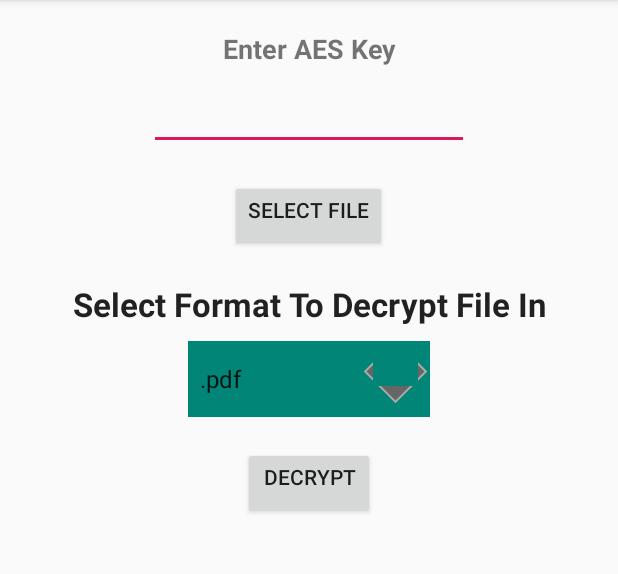
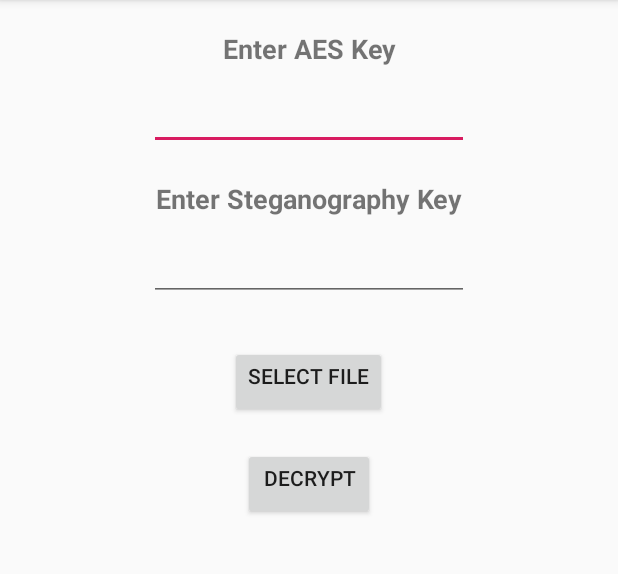
Before and after one commit to jdickson0296/SafeTravels2, an Android app: the ReceiverActivity screen opened directly, with no data from a screen before it, on a phone screen of 412 x 824 dp, the part 84-658 px from its top. Run offline under Robolectric (Android 15) with nearby library versions, the phone set to English and light mode, and no system bars; libraries missing offline, so code that uses them is left out: com.nbsp.materialfilepicker.

Commit message:
adding stegan layout

```diff
--- a/app/src/main/java/com/example/safetravels2/AESDecrypt.java
+++ b/app/src/main/java/com/example/safetravels2/AESDecrypt.java
@@ -47,12 +47,12 @@ public class AESDecrypt {
             // file decryption
             Cipher cipher = Cipher.getInstance("AES/CBC/PKCS5Padding");
             cipher.init(Cipher.DECRYPT_MODE, secret, new IvParameterSpec(iv));
-            File file_e = new File(ctx.getExternalFilesDir(Environment.DIRECTORY_DOWNLOADS), "encryptedfile.des");
+            File file_e = new File(ctx.getExternalFilesDir(Environment.DIRECTORY_DOWNLOADS), "encryptedfile.txt");
             FileInputStream fis = new FileInputStream(file_encrypted);
 
             FileOutputStream fos;
             File decryptfile = new File(ctx.getExternalFilesDir(Environment.DIRECTORY_DOWNLOADS), "decrypted_file");
-            fos = new FileOutputStream(decryptfile + file_format);
+            fos = new FileOutputStream(decryptfile + ".txt");
             byte[] in = new byte[64];
             int read;
             while ((read = fis.read(in)) != -1) {
--- a/app/src/main/java/com/example/safetravels2/AESEncrypt.java
+++ b/app/src/main/java/com/example/safetravels2/AESEncrypt.java
@@ -27,7 +27,7 @@ public class AESEncrypt {
             FileInputStream inFile = new FileInputStream(filename);
             // encrypted file
             FileOutputStream outFile;
-            File file_e = new File(ctx.getExternalFilesDir(Environment.DIRECTORY_DOWNLOADS), "encryptedfile.des");
+            File file_e = new File(ctx.getExternalFilesDir(Environment.DIRECTORY_DOWNLOADS), "encryptedfile.txt");
             outFile = new FileOutputStream(file_e);
 
             // password, iv and salt should be transferred to the other end
--- a/app/src/main/java/com/example/safetravels2/ReceiverActivity.kt
+++ b/app/src/main/java/com/example/safetravels2/ReceiverActivity.kt
@@ -40,7 +40,6 @@ class ReceiverActivity : AppCompatActivity() {
         AES_key_text_R = findViewById(R.id.aes_key_r) as EditText
         enter_aes_r = findViewById(R.id.enter_aes_r) as TextView
         decrypt = findViewById(R.id.decrypt_button) as Button
-        spinner1 = findViewById(R.id.spinner1) as Spinner
 
         // function for when select is clicked
         select.setOnClickListener {
@@ -49,20 +48,6 @@ class ReceiverActivity : AppCompatActivity() {
                 .withRequestCode(1000)
                 .withHiddenFiles(true) // Show hidden files and folders
                 .start()
-        }
-
-
-        spinner1.onItemSelectedListener = object : AdapterView.OnItemSelectedListener {
-            override fun onItemSelected(
-                parent: AdapterView<*>,
-                view: View,
-                position: Int,
-                id: Long
-            ) {
-                extension_text = spinner1.selectedItem.toString()
-            }
-
-            override fun onNothingSelected(parent: AdapterView<*>) {}
         }
 
 
--- /dev/null
+++ b/app/src/main/java/com/example/safetravels2/Stegan.java
@@ -0,0 +1,4 @@
+package com.example.safetravels2;
+
+public class Stegan {
+}
--- a/app/src/main/res/drawable/spinner_bg.xml
+++ /dev/null
@@ -1,27 +0,0 @@
-<?xml version="1.0" encoding="utf-8"?>
-<layer-list xmlns:android="http://schemas.android.com/apk/res/android">
-
-    <item>
-        <color android:color="@color/colorPrimary" />
-    </item>
-    <item android:gravity="center_vertical|right" android:right="8dp">
-        <layer-list>
-            <item android:width="30dp" android:height="30dp" android:gravity="center" android:bottom="10dp">
-                <rotate
-                    android:fromDegrees="45"
-                    android:toDegrees="45">
-                    <shape android:shape="rectangle">
-                        <solid android:color="#666666" />
-                        <stroke android:color="#aaaaaa" android:width="1dp"/>
-                    </shape>
-                </rotate>
-            </item>
-            <item android:width="30dp" android:height="30dp" android:bottom="21dp" android:gravity="center">
-                <shape android:shape="rectangle">
-                    <solid android:color="@color/colorPrimary"/>
-                </shape>
-            </item>
-        </layer-list>
-    </item>
-
-</layer-list>
--- a/app/src/main/res/layout/activity_receiver1.xml
+++ b/app/src/main/res/layout/activity_receiver1.xml
@@ -25,6 +25,29 @@
         android:gravity="center_horizontal"
         android:inputType="textPassword" />
 
+    <TextView
+        android:id="@+id/enter_stegan_r"
+        android:layout_width="match_parent"
+        android:layout_height="wrap_content"
+        android:layout_gravity="center_horizontal"
+        android:layout_marginTop="20dp"
+        android:layout_marginBottom="5dp"
+        android:gravity="center_horizontal"
+        android:text="Enter Steganography Key"
+        android:textSize="18sp"
+        android:textStyle="bold" />
+
+    <EditText
+        android:id="@+id/stegan_key_r"
+        android:layout_width="wrap_content"
+        android:layout_height="wrap_content"
+        android:layout_gravity="center_horizontal"
+        android:layout_marginTop="5dp"
+        android:layout_marginBottom="10dp"
+        android:ems="10"
+        android:gravity="center_horizontal"
+        android:inputType="textPassword" />
+
     <Button
         android:id="@+id/select_button"
         android:layout_width="wrap_content"
@@ -35,31 +58,16 @@
         android:gravity="center_horizontal"
         android:text="Select File"
         tools:layout_editor_absoluteX="159dp"
-        tools:layout_editor_absoluteY="93dp" />
+        tools:layout_editor_absoluteY="93dp" /><![CDATA[
 
-    <TextView
-        android:id="@+id/extension_text"
-        android:layout_width="match_parent"
-        android:layout_height="wrap_content"
-        android:layout_gravity="center_horizontal"
-        android:layout_marginBottom="10dp"
-        android:gravity="center_horizontal"
-        android:text="Select Format To Decrypt File In"
-        android:textAppearance="@style/TextAppearance.AppCompat.Large"
-        android:textStyle="bold" />
 
-    <Spinner
-        android:id="@+id/spinner1"
-        android:layout_width="161dp"
-        android:layout_height="wrap_content"
-        android:layout_gravity="center_horizontal"
-        android:layout_marginBottom="20dp"
-        android:background="@drawable/spinner_bg"
-        android:dropDownWidth="wrap_content"
-        android:entries="@array/format_arrays"
-        android:spinnerMode="dropdown" />
+
     android:gravity="center_horizontal"
     android:prompt="@string/format_prompt" />
+
+
+
+    ]]>
 
     <Button
         android:id="@+id/decrypt_button"
```
Also changed, not shown: app/src/main/res/layout/activity_sender1.xml (+23 -0 lines).
